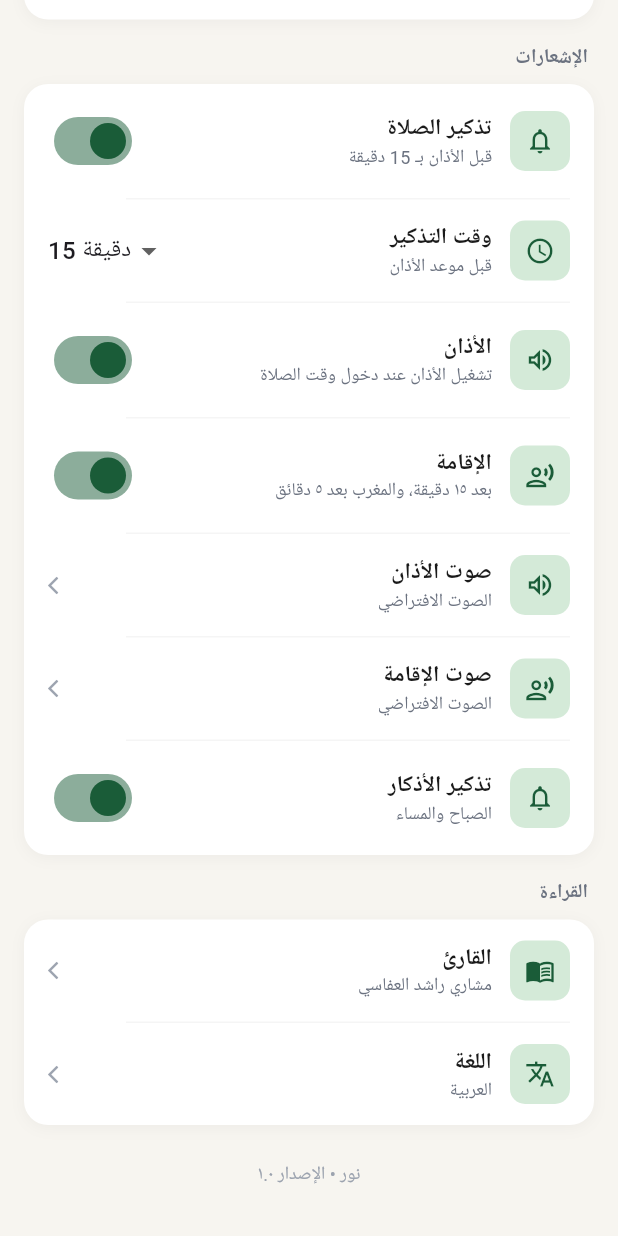
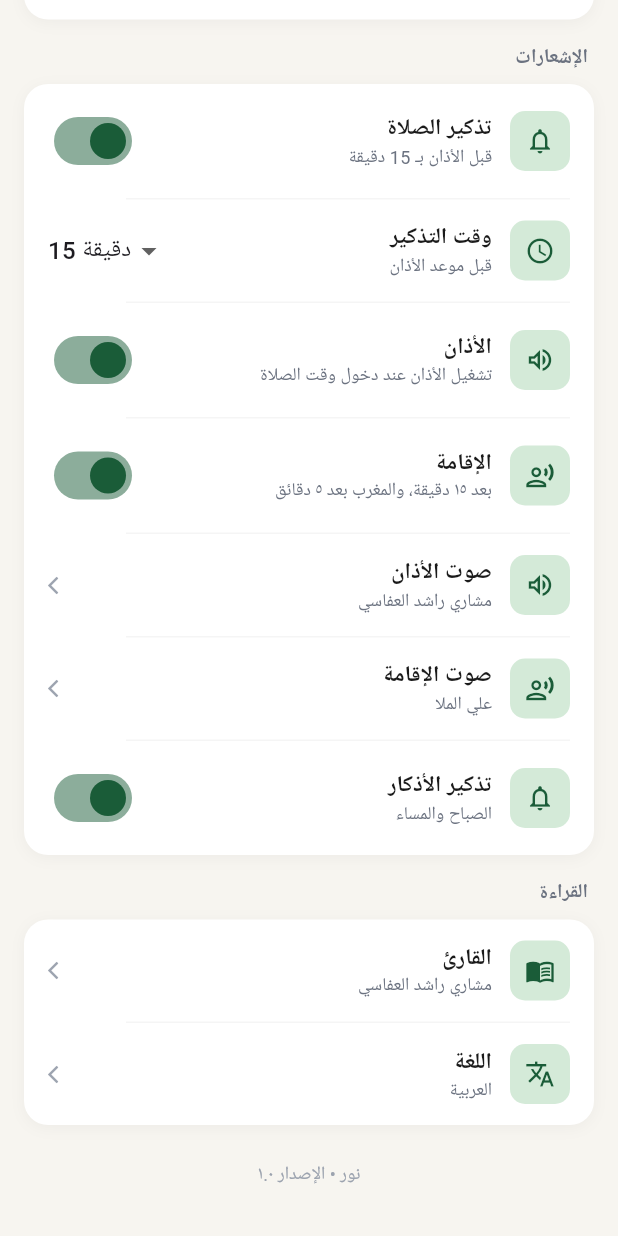
Before and after one commit to AMR5444/test_app_new, a Flutter app: the SettingsScreen screen opened directly, scrolled down 169 dp, on a phone screen of 412 x 824 dp. Run offline on Flutter 3.47's test engine with Material 3 defaults, Android fonts, the phone set to English and light mode, and no system bars; our stand-ins replace audioplayers, dio, equatable, flutter_bloc, flutter_compass, flutter_local_notifications and 9 more; missing offline and left inert: adhan_dart, qcf_quran_plus; accounts and stored records are empty; network calls fail; Roboto replaces fonts that are missing (Cairo).

Commit message:
add prayer audio voices and notification sounds

```diff
--- a/lib/home/data/prayer_audio_voice_catalog.dart
+++ b/lib/home/data/prayer_audio_voice_catalog.dart
@@ -3,16 +3,42 @@ import 'package:test_app_new/home/models/prayer_audio_voice.dart';
 class PrayerAudioVoiceCatalog {
   static const adhanVoices = [
     PrayerAudioVoice(
-      id: 'default_adhan',
-      name: 'الصوت الافتراضي',
+      id: 'adhan_mishary',
+      name: 'مشاري راشد العفاسي',
+      assetPath: 'lib/assets/audio/adhan_mishary.mp3',
+      type: PrayerAudioVoiceType.adhan,
+    ),
+    PrayerAudioVoice(
+      id: 'adhan_mansour_al_zahrani',
+      name: 'منصور الزهراني',
+      assetPath: 'lib/assets/audio/adhan_mansour_al_zahrani.mp3',
+      type: PrayerAudioVoiceType.adhan,
+    ),
+    PrayerAudioVoice(
+      id: 'adhan_ahmad_al_nafees',
+      name: 'أحمد النفيس',
+      assetPath: 'lib/assets/audio/adhan_ahmad_al_nafees.mp3',
+      type: PrayerAudioVoiceType.adhan,
+    ),
+    PrayerAudioVoice(
+      id: 'adhan_mustafa_ozcan',
+      name: 'حافظ مصطفى أوزجان',
+      assetPath: 'lib/assets/audio/adhan_mustafa_ozcan.mp3',
       type: PrayerAudioVoiceType.adhan,
     ),
   ];
 
   static const iqamaVoices = [
     PrayerAudioVoice(
-      id: 'default_iqama',
-      name: 'الصوت الافتراضي',
+      id: 'iqama_ali_al_mulla',
+      name: 'علي الملا',
+      assetPath: 'lib/assets/audio/iqama_ali_al_mulla.mp3',
+      type: PrayerAudioVoiceType.iqama,
+    ),
+    PrayerAudioVoice(
+      id: 'iqama_al_hosary',
+      name: 'الحصري',
+      assetPath: 'lib/assets/audio/iqama_al_hosary.mp3',
       type: PrayerAudioVoiceType.iqama,
     ),
   ];
@@ -20,17 +46,9 @@ class PrayerAudioVoiceCatalog {
   static PrayerAudioVoice get defaultAdhanVoice => adhanVoices.first;
   static PrayerAudioVoice get defaultIqamaVoice => iqamaVoices.first;
 
-  static PrayerAudioVoice resolveAdhanVoice(String? id) {
-    return adhanVoices.firstWhere(
-      (voice) => voice.id == id,
-      orElse: () => defaultAdhanVoice,
-    );
-  }
+  static PrayerAudioVoice resolveAdhanVoice(String? id) => adhanVoices
+      .firstWhere((voice) => voice.id == id, orElse: () => defaultAdhanVoice);
 
-  static PrayerAudioVoice resolveIqamaVoice(String? id) {
-    return iqamaVoices.firstWhere(
-      (voice) => voice.id == id,
-      orElse: () => defaultIqamaVoice,
-    );
-  }
+  static PrayerAudioVoice resolveIqamaVoice(String? id) => iqamaVoices
+      .firstWhere((voice) => voice.id == id, orElse: () => defaultIqamaVoice);
 }
--- a/lib/home/models/prayer_audio_voice.dart
+++ b/lib/home/models/prayer_audio_voice.dart
@@ -3,11 +3,13 @@ enum PrayerAudioVoiceType { adhan, iqama }
 class PrayerAudioVoice {
   final String id;
   final String name;
+  final String assetPath;
   final PrayerAudioVoiceType type;
 
   const PrayerAudioVoice({
     required this.id,
     required this.name,
+    required this.assetPath,
     required this.type,
   });
 }
```
Also changed, not shown: lib/core/Notifications/NotificationsService.dart (+31 -9 lines), lib/home/data/prayer_audio_service.dart (+11 -8 lines), pubspec.yaml (+7 -4 lines), 16 other files.
